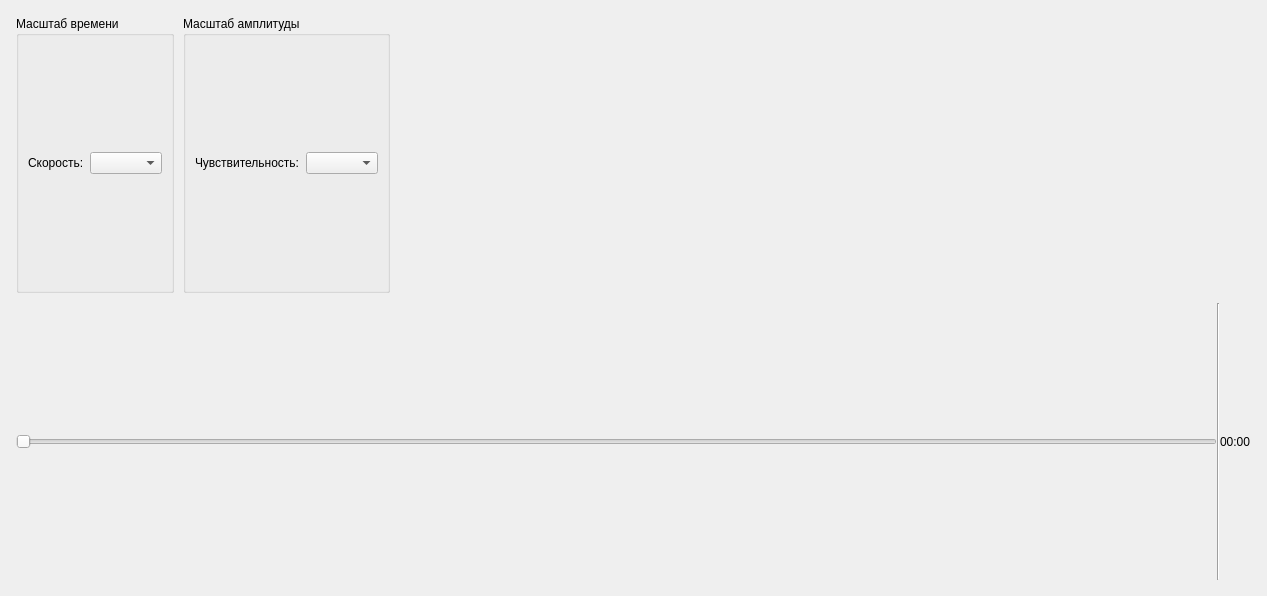
mcsltd/mcs-inRat-planner, file src/resources/record_viewer.ui: the form before one commit.
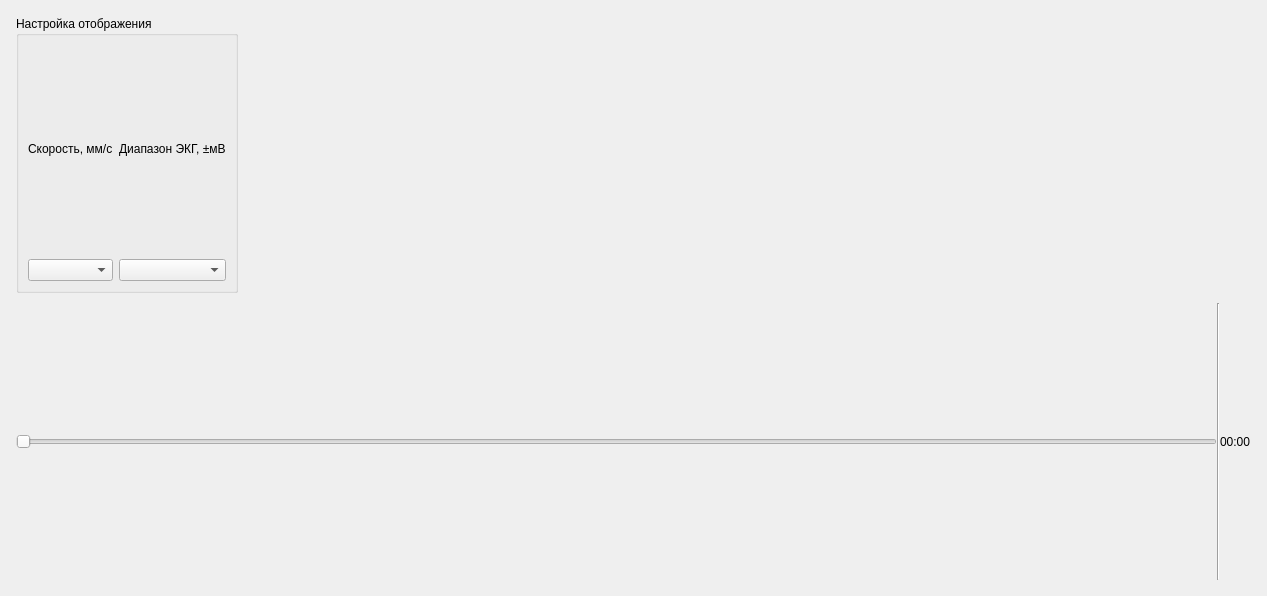
The form after the commit. Icons and pictures are not drawn.

Commit message: feat: add control plot in record viewer

The edit to the form file:
```diff
--- a/src/resources/record_viewer.ui
+++ b/src/resources/record_viewer.ui
@@ -43,43 +43,30 @@
        <item>
         <widget class="QGroupBox" name="groupBoxTimescale">
          <property name="title">
-          <string>Масштаб времени</string>
+          <string>Настройка отображения</string>
          </property>
          <layout class="QGridLayout" name="gridLayout_2">
-          <item row="0" column="0">
-           <layout class="QHBoxLayout" name="horizontalLayout_2">
-            <item>
-             <widget class="QLabel" name="labelSpeed">
-              <property name="text">
-               <string>Скорость:</string>
-              </property>
-             </widget>
-            </item>
-            <item>
+          <item row="0" column="1">
+           <layout class="QGridLayout" name="gridLayoutControlPlot">
+            <item row="1" column="0">
              <widget class="QComboBox" name="comboBoxSpeed"/>
             </item>
-           </layout>
-          </item>
-         </layout>
-        </widget>
-       </item>
-       <item>
-        <widget class="QGroupBox" name="groupBoxAmplitude">
-         <property name="title">
-          <string>Масштаб амплитуды</string>
-         </property>
-         <layout class="QGridLayout" name="gridLayout_3">
-          <item row="0" column="0">
-           <layout class="QHBoxLayout" name="horizontalLayout_3">
-            <item>
-             <widget class="QLabel" name="labelSens">
+            <item row="0" column="1">
+             <widget class="QLabel" name="labelLimitEcg">
               <property name="text">
-               <string>Чувствительность:</string>
+               <string>Диапазон ЭКГ, ±мВ</string>
               </property>
              </widget>
             </item>
-            <item>
-             <widget class="QComboBox" name="comboBoxGain"/>
+            <item row="1" column="1">
+             <widget class="QComboBox" name="comboBoxLimitEcg"/>
+            </item>
+            <item row="0" column="0">
+             <widget class="QLabel" name="labelSpeed">
+              <property name="text">
+               <string>Скорость, мм/c</string>
+              </property>
+             </widget>
             </item>
            </layout>
           </item>
```
The commit also changes 2 other files.
